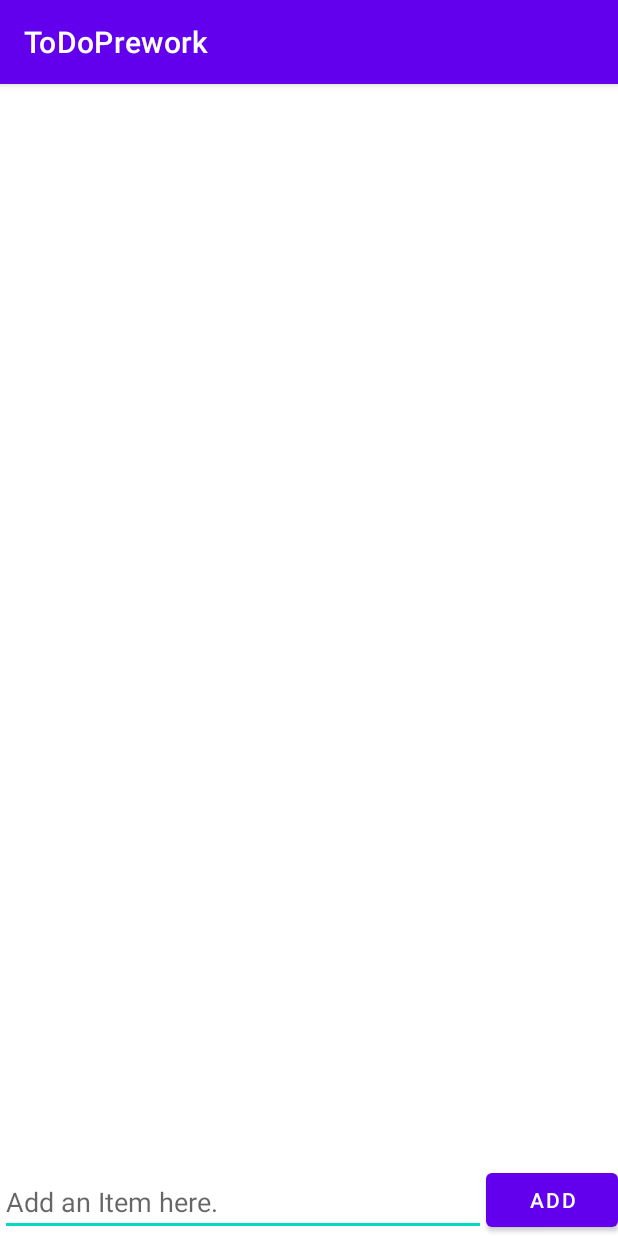
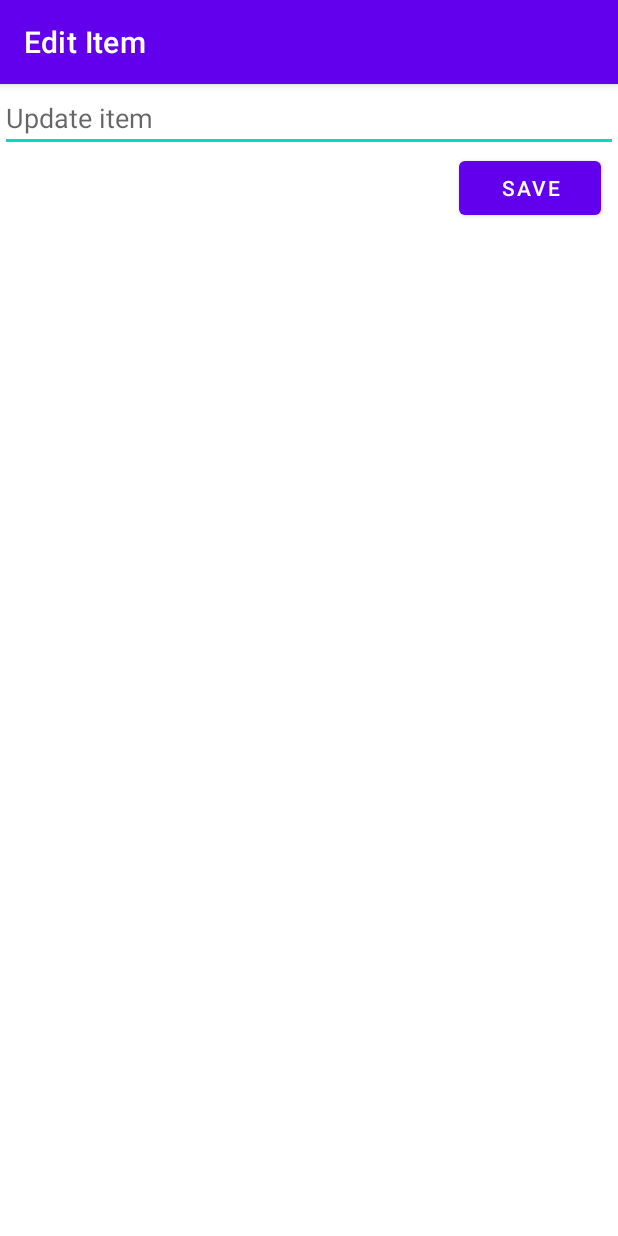
Before and after one commit to xqcxqc/ToDoPrework, an Android app: the screen it shows after launch (MainActivity before the commit, EditActivity after it), after a tap on an icon or button, on a phone screen of 412 x 824 dp. Run offline under Robolectric (Android 15) with nearby library versions, the phone set to English and light mode, and no system bars.

Commit message:
Adding app/src/main/res/layout/activity_edit.xml

```diff
--- a/app/src/main/AndroidManifest.xml
+++ b/app/src/main/AndroidManifest.xml
@@ -10,6 +10,9 @@
         android:supportsRtl="true"
         android:theme="@style/Theme.ToDoPrework">
         <activity
+            android:name=".EditActivity"
+            android:exported="true" />
+        <activity
             android:name=".MainActivity"
             android:exported="true">
             <intent-filter>
--- a/app/src/main/res/layout/activity_edit.xml
+++ b/app/src/main/res/layout/activity_edit.xml
@@ -1,9 +1,31 @@
 <?xml version="1.0" encoding="utf-8"?>
-<androidx.constraintlayout.widget.ConstraintLayout xmlns:android="http://schemas.android.com/apk/res/android"
+<RelativeLayout xmlns:android="http://schemas.android.com/apk/res/android"
     xmlns:app="http://schemas.android.com/apk/res-auto"
     xmlns:tools="http://schemas.android.com/tools"
     android:layout_width="match_parent"
     android:layout_height="match_parent"
     tools:context=".EditActivity">
 
-</androidx.constraintlayout.widget.ConstraintLayout>
+    <EditText
+        android:id="@+id/editItem"
+        android:layout_width="match_parent"
+        android:layout_height="wrap_content"
+        android:layout_alignParentStart="true"
+        android:layout_alignParentTop="true"
+        android:layout_marginStart="0dp"
+        android:layout_marginTop="0dp"
+        android:ems="10"
+        android:hint="Update item" />
+
+    <Button
+        android:id="@+id/btnSave"
+        android:layout_width="wrap_content"
+        android:layout_height="wrap_content"
+        android:layout_below="@+id/editItem"
+        android:layout_alignParentStart="true"
+        android:layout_alignParentEnd="true"
+        android:layout_marginStart="306dp"
+        android:layout_marginTop="0dp"
+        android:layout_marginEnd="11dp"
+        android:text="Save" />
+</RelativeLayout>
```
